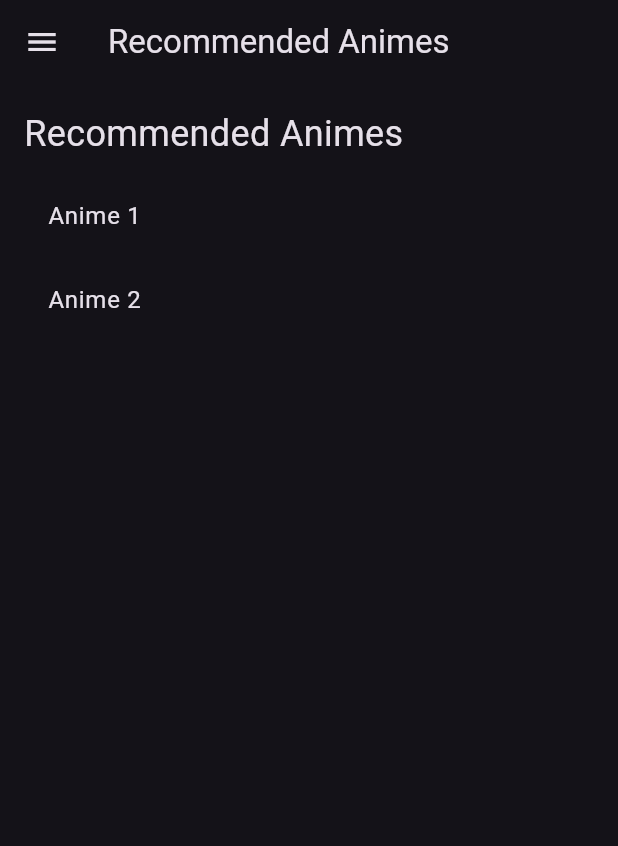
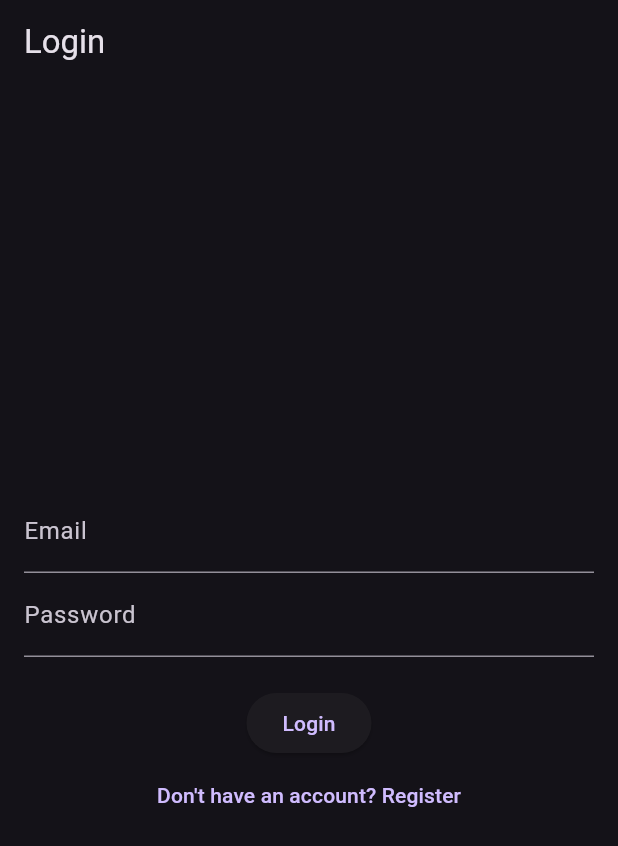
Before and after one commit to ogustavords/reviewanime_mobile, a Flutter app: the screen it shows after launch, on a phone screen of 412 x 824 dp. Shown: the top 846 px of the screen. Run offline on Flutter 3.47's test engine with Material 3 defaults, Android fonts, the phone set to English and light mode, and no system bars.

Commit message:
seg. commit

```diff
--- a/reviewanime/lib/main.dart
+++ b/reviewanime/lib/main.dart
@@ -3,6 +3,8 @@ import 'package:reviewanime/views/anime_details_view.dart';
 import 'package:reviewanime/views/home_view.dart';
 import 'package:reviewanime/views/profile_view.dart';
 import 'package:reviewanime/views/review_create_view.dart';
+import 'package:reviewanime/views/login_view.dart';
+import 'package:reviewanime/views/register_view.dart';
 
 void main() {
   runApp(MyApp());
@@ -17,9 +19,11 @@ class MyApp extends StatelessWidget {
         primarySwatch: Colors.deepPurple,
         brightness: Brightness.dark,
       ),
-      initialRoute: '/', // Rota inicial
+      initialRoute: '/login', // Rota inicial ajustada para LoginView
       routes: {
-        '/': (context) => HomeView(),
+        '/login': (context) => LoginView(),
+        '/register': (context) => RegisterView(),
+        '/home': (context) => HomeView(),
         '/anime_details': (context) => AnimeDetailsView(),
         '/write_review': (context) => ReviewCreateView(),
         '/profile': (context) => ProfileView(),
--- /dev/null
+++ b/reviewanime/lib/views/login_view.dart
@@ -0,0 +1,40 @@
+import 'package:flutter/material.dart';
+
+class LoginView extends StatelessWidget {
+  @override
+  Widget build(BuildContext context) {
+    return Scaffold(
+      appBar: AppBar(
+        title: Text('Login'),
+      ),
+      body: Padding(
+        padding: const EdgeInsets.all(16.0),
+        child: Column(
+          mainAxisAlignment: MainAxisAlignment.center,
+          children: [
+            TextField(
+              decoration: InputDecoration(labelText: 'Email'),
+            ),
+            TextField(
+              decoration: InputDecoration(labelText: 'Password'),
+              obscureText: true,
+            ),
+            SizedBox(height: 20),
+            ElevatedButton(
+              onPressed: () {
+                Navigator.pushNamed(context, '/home');
+              },
+              child: Text('Login'),
+            ),
+            TextButton(
+              onPressed: () {
+                Navigator.pushNamed(context, '/register');
+              },
+              child: Text('Don\'t have an account? Register'),
+            ),
+          ],
+        ),
+      ),
+    );
+  }
+}
```
Also changed, not shown: reviewanime/lib/views/home_view.dart (+8 -0 lines), reviewanime/lib/views/register_view.dart (added, +44 -0 lines).
